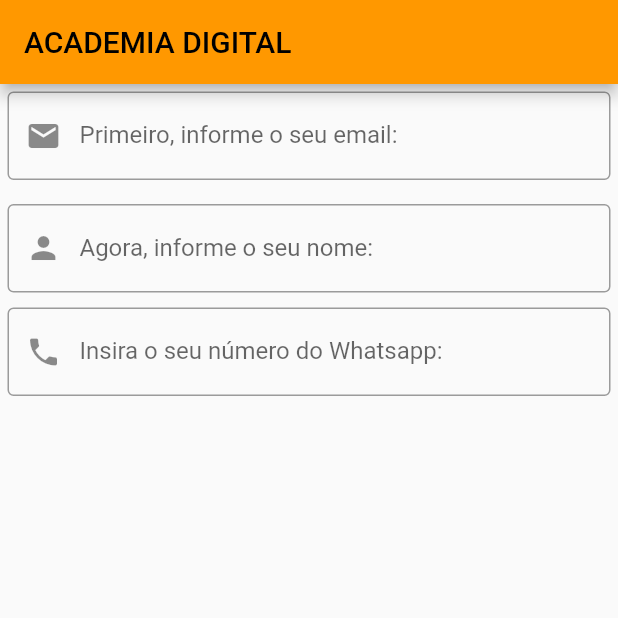
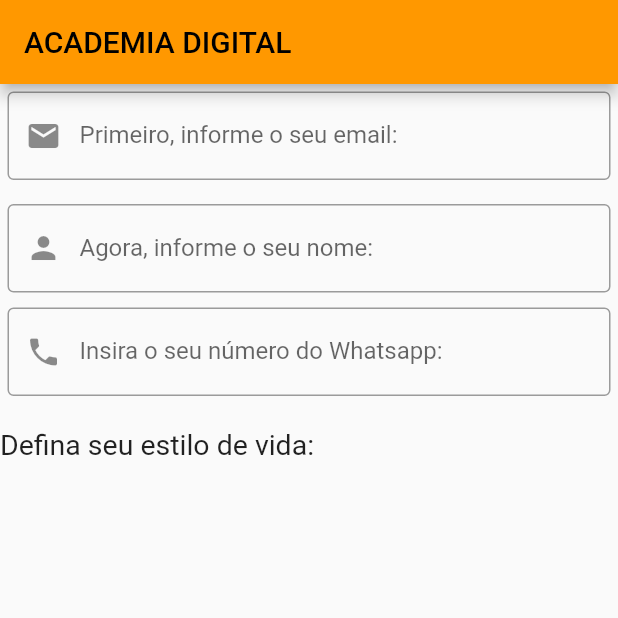
Before and after one commit to flaviogui/POO-em-Dart, a Flutter app: the screen it shows after launch, on a phone screen of 412 x 824 dp, the top half of it. Run offline on Flutter 3.47's test engine with Material 2 defaults, Android fonts, the phone set to English and light mode, and no system bars.

Commit message:
em desenvolvimento

```diff
--- a/tarefa_extra_modelagem_formulario/lib/main.dart
+++ b/tarefa_extra_modelagem_formulario/lib/main.dart
@@ -27,6 +27,7 @@ class MyCustomForm extends StatelessWidget {
   @override
   Widget build(BuildContext context) {
     return Column(
+      crossAxisAlignment: CrossAxisAlignment.start,
       children: [
         MyTextField(
             label: 'Primeiro, informe o seu email:',
@@ -43,6 +44,19 @@ class MyCustomForm extends StatelessWidget {
             label: 'Insira o seu número do Whatsapp:',
             hint: 'Exemplo: (83)999000000',
             icone: Icons.phone),
+        SizedBox(height: 16),
+        Column(
+          crossAxisAlignment: CrossAxisAlignment.start,
+          children: [
+            Text(
+              "Defina seu estilo de vida: ",
+              style: TextStyle(
+                fontWeight: FontWeight.normal,
+                fontSize: 19,
+              ),
+            ),
+          ],
+        ),
       ],
     );
   }
```
